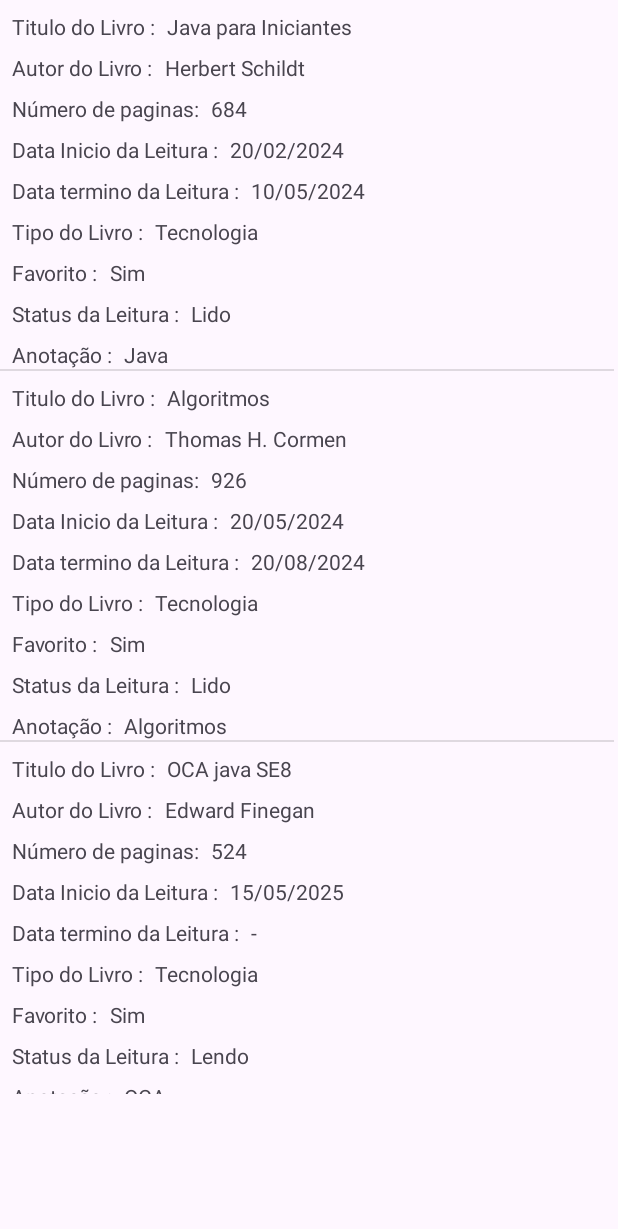
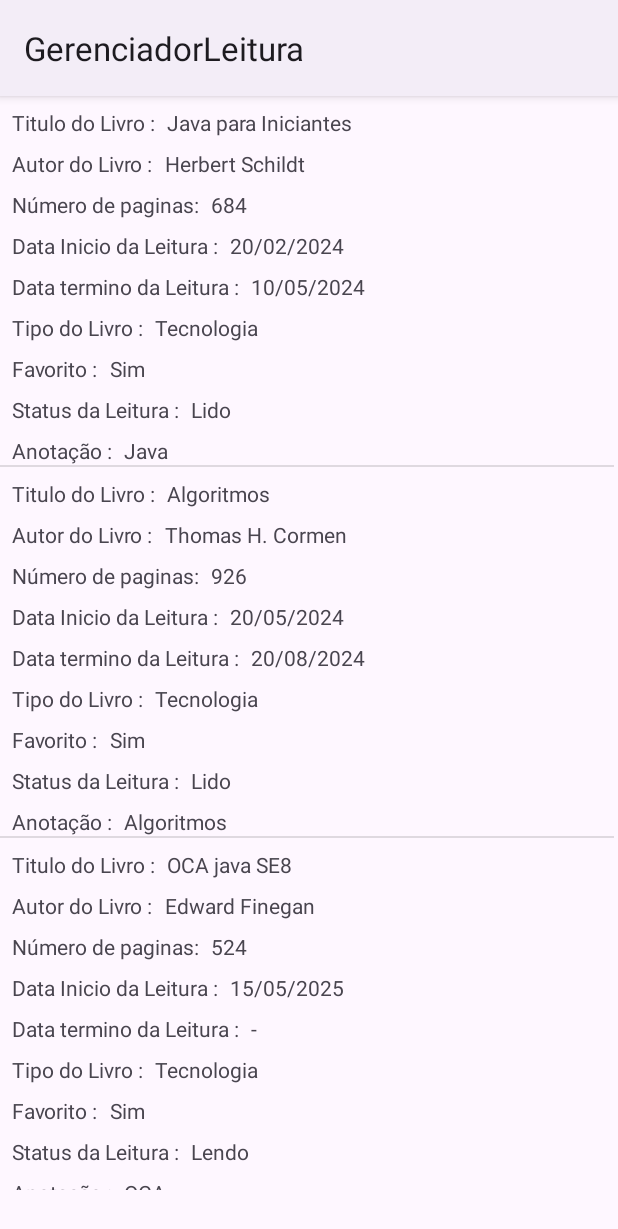
Before and after one commit to cleversonkleber/gerenciador-livro, an Android app: the screen it shows after launch (LivrosActivity), on a phone screen of 412 x 824 dp. Shown: the top 1229 px of the screen. Run offline under Robolectric (Android 15) with nearby library versions, the phone set to English and light mode, and no system bars.

Commit message:
<style name=Base.Theme.GerenciadorLeitura parent=Theme.Material3.Light>

```diff
--- a/GerenciadorLeitura/app/src/main/res/values/themes.xml
+++ b/GerenciadorLeitura/app/src/main/res/values/themes.xml
@@ -1,6 +1,6 @@
 <resources xmlns:tools="http://schemas.android.com/tools">
     <!-- Base application theme. -->
-    <style name="Base.Theme.GerenciadorLeitura" parent="Theme.Material3.DayNight.NoActionBar">
+    <style name="Base.Theme.GerenciadorLeitura" parent="Theme.Material3.Light">
         <!-- Customize your light theme here. -->
         <!-- <item name="colorPrimary">@color/my_light_primary</item> -->
     </style>
```
